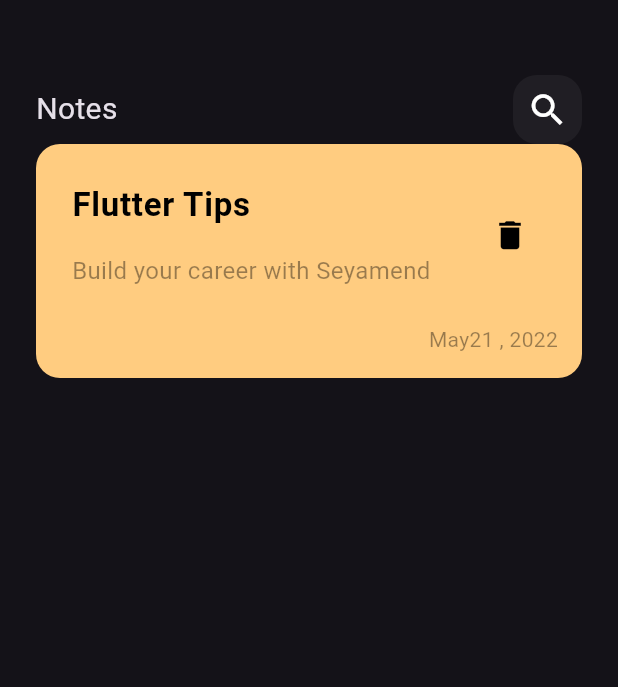
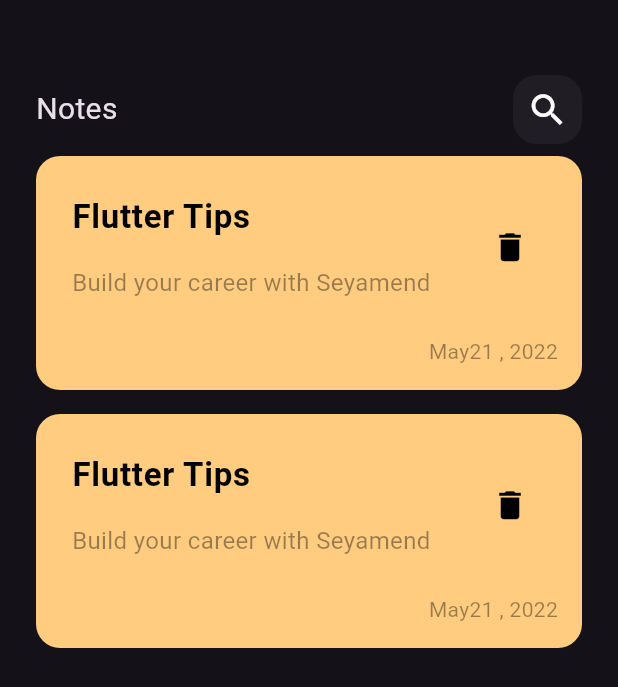
Before and after one commit to mhdy22300/nots_app, a Flutter app: the screen it shows after launch, on a phone screen of 412 x 824 dp. Shown: the top 687 px of the screen. Run offline on Flutter 3.47's test engine with Material 3 defaults, Android fonts, the phone set to English and light mode, and no system bars.

Commit message:
cearte list view

```diff
--- a/lib/views/widgets/Custom_note_item.dart
+++ b/lib/views/widgets/Custom_note_item.dart
@@ -52,7 +52,7 @@ class NoteItem extends StatelessWidget {
                 color: Colors.black.withOpacity(.4),
               ),
             ),
-          )
+          ),
         ],
       ),
     );
--- /dev/null
+++ b/lib/views/widgets/notes_list_view.dart
@@ -0,0 +1,21 @@
+import 'package:flutter/material.dart';
+import 'package:nots_appp/views/widgets/Custom_note_item.dart';
+
+class NotesListView extends StatelessWidget {
+  const NotesListView({super.key});
+
+  @override
+  Widget build(BuildContext context) {
+    return Expanded(
+      child: ListView.builder(
+        itemCount: 2,
+        itemBuilder: (context, index) {
+          return const Padding(
+            padding: EdgeInsets.symmetric(vertical: 8),
+            child: NoteItem(),
+          );
+        },
+      ),
+    );
+  }
+}
--- a/lib/views/widgets/notes_view_body.dart
+++ b/lib/views/widgets/notes_view_body.dart
@@ -1,13 +1,15 @@
 import 'package:flutter/material.dart';
+import 'package:flutter/widgets.dart';
 import 'package:nots_appp/views/widgets/Custom_note_item.dart';
 import 'package:nots_appp/views/widgets/custom_app_bar.dart';
+import 'package:nots_appp/views/widgets/notes_list_view.dart';
 
 class NotesViewBody extends StatelessWidget {
   const NotesViewBody({super.key});
 
   @override
   Widget build(BuildContext context) {
-    return Padding(
+    return const Padding(
       padding: const EdgeInsets.symmetric(horizontal: 24),
       child: Column(
         children: [
@@ -15,7 +17,7 @@ class NotesViewBody extends StatelessWidget {
             height: 50,
           ),
           CustomAppBar(),
-          NoteItem(),
+          NotesListView(),
         ],
       ),
     );
```
